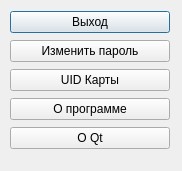
Above: additionaly.ui from dimasik79/RFIDLOCK before the change. Below: the same form after it.
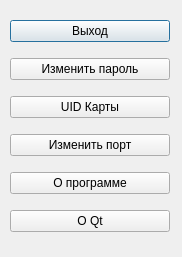
That is the form after the change.

Diff of the .ui file:
```diff
--- a/additionaly.ui
+++ b/additionaly.ui
@@ -7,7 +7,7 @@
     <x>0</x>
     <y>0</y>
     <width>182</width>
-    <height>171</height>
+    <height>257</height>
    </rect>
   </property>
   <property name="windowTitle">
@@ -19,7 +19,7 @@
      <x>10</x>
      <y>10</y>
      <width>160</width>
-     <height>141</height>
+     <height>236</height>
     </rect>
    </property>
    <layout class="QVBoxLayout" name="verticalLayout">
@@ -44,6 +44,13 @@
       </property>
      </widget>
     </item>
+    <item>
+     <widget class="QPushButton" name="pushButton_6">
+      <property name="text">
+       <string>Изменить порт</string>
+      </property>
+     </widget>
+    </item>
     <item>
      <widget class="QPushButton" name="pushButton_4">
       <property name="text">
```
